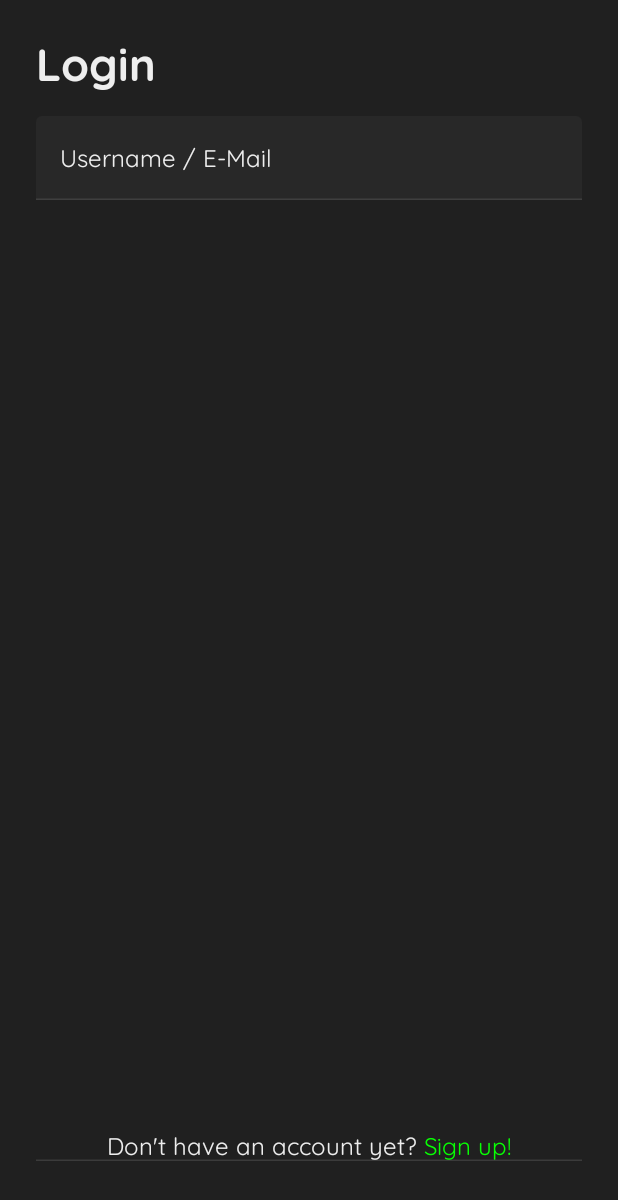
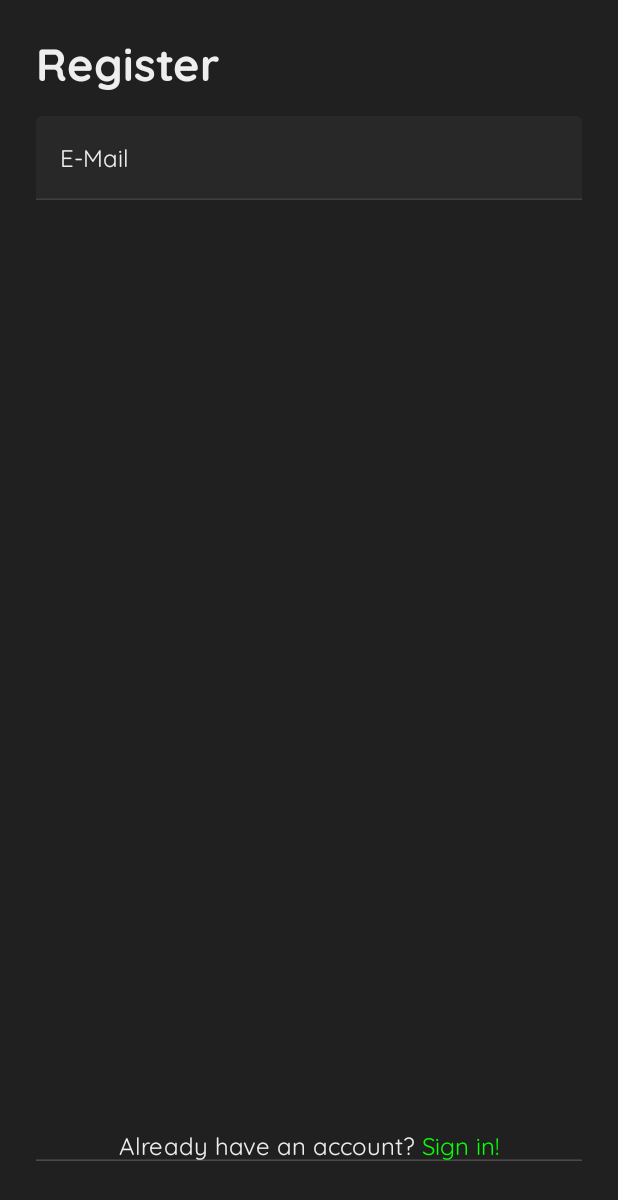
Before and after one commit to izowmart/Connect, an Android app built with Jetpack Compose: the screen it shows after launch (MainActivity), after a tap on an icon or button, on a phone screen of 412 x 824 dp. Shown: the top 1200 px of the screen. Run offline under Robolectric (Android 15) with nearby library versions, the phone set to English and light mode, and no system bars; our stand-ins replace Dagger/Hilt's generated code, Timber.

Commit message:
Implementing RegisterScreen.kt for the input fields

```diff
--- /dev/null
+++ b/app/src/main/java/com/example/connect/presentation/register/RegisterScreen.kt
@@ -0,0 +1,129 @@
+package com.example.connect.presentation.register
+
+import androidx.compose.foundation.clickable
+import androidx.compose.foundation.layout.*
+import androidx.compose.material.Button
+import androidx.compose.material.MaterialTheme
+import androidx.compose.material.Text
+import androidx.compose.runtime.Composable
+import androidx.compose.ui.Alignment
+import androidx.compose.ui.Modifier
+import androidx.compose.ui.res.stringResource
+import androidx.compose.ui.text.SpanStyle
+import androidx.compose.ui.text.buildAnnotatedString
+import androidx.compose.ui.text.input.KeyboardType
+import androidx.compose.ui.text.withStyle
+import androidx.compose.ui.unit.dp
+import androidx.hilt.navigation.compose.hiltViewModel
+import androidx.navigation.NavController
+import com.example.connect.R
+import com.example.connect.presentation.components.StandardTextField
+import com.example.connect.presentation.ui.theme.SpaceLarge
+import com.example.connect.presentation.ui.theme.SpaceMedium
+import com.example.connect.presentation.util.Screen
+
+@Composable
+fun RegisterScreen(
+    navController: NavController,
+    viewModel: RegisterViewModel = hiltViewModel()
+) {
+    Box(
+        modifier = Modifier
+            .fillMaxSize()
+            .padding(
+                start = SpaceLarge,
+                end = SpaceLarge,
+                top = SpaceLarge,
+                bottom = 50.dp
+            )
+    ) {
+        Column(
+            verticalArrangement = Arrangement.Center,
+            modifier = Modifier
+                .fillMaxSize()
+                .align(Alignment.Center)
+        ) {
+
+            Text(
+                text = stringResource(id = R.string.register),
+                color = MaterialTheme.colors.onBackground,
+                style = MaterialTheme.typography.h1
+            )
+            Spacer(modifier = Modifier.height(SpaceMedium))
+            StandardTextField(
+                text = viewModel.emailText.value,
+                onValueChange = {
+                    viewModel.setEmailText(it)
+                },
+                keyboardType = KeyboardType.Email,
+                error = viewModel.emailError.value,
+                hint = stringResource(id = R.string.email)
+            )
+            Spacer(modifier = Modifier.height(SpaceMedium))
+
+            StandardTextField(
+                text = viewModel.usernameText.value,
+                onValueChange = {
+                    viewModel.setUsernameText(it)
+                },
+                keyboardType = KeyboardType.Email,
+                error = viewModel.usernameError.value,
+                hint = stringResource(id = R.string.username)
+            )
+            Spacer(modifier = Modifier.height(SpaceMedium))
+            StandardTextField(
+                text = viewModel.passwordText.value,
+                onValueChange = {
+                    viewModel.setPasswordText(it)
+                },
+                hint = stringResource(id = R.string.password_hint),
+                keyboardType = KeyboardType.Password,
+                error = viewModel.passwordError.value,
+                isPasswordVisible = viewModel.showPassword.value,
+                onPasswordToggleClick = {
+                    viewModel.setShowPassword(it)
+                }
+            )
+            Spacer(modifier = Modifier.height(SpaceMedium))
+            Button(
+                onClick = {
+                    navController.navigate(
+                        Screen.MainFeedScreen.route
+                    )
+                },
+                modifier = Modifier
+                    .align(Alignment.End)
+            ) {
+                Text(
+                    text = stringResource(id = R.string.login),
+                    color = MaterialTheme.colors.onPrimary
+                )
+            }
+        }
+        Text(
+            text = buildAnnotatedString {
+                append(stringResource(id = R.string.already_have_an_account))
+                append(" ")
+                val signUpText = stringResource(id = R.string.sign_in)
+                withStyle(
+                    style = SpanStyle(
+                        color = MaterialTheme.colors.primary
+                    )
+                ) {
+                    append(signUpText)
+                }
+            },
+            style = MaterialTheme.typography.body1,
+            modifier = Modifier
+                .align(Alignment.BottomCenter)
+                .clickable {
+                    navController.navigate(
+                        Screen.RegisterScreen.route
+                    )
+                }
+        )
+
+    }
+
+
+}
--- /dev/null
+++ b/app/src/main/java/com/example/connect/presentation/register/RegisterViewModel.kt
@@ -0,0 +1,60 @@
+package com.example.connect.presentation.register
+
+import androidx.compose.runtime.State
+import androidx.compose.runtime.mutableStateOf
+import androidx.lifecycle.ViewModel
+import dagger.hilt.android.lifecycle.HiltViewModel
+import javax.inject.Inject
+
+@HiltViewModel
+class RegisterViewModel @Inject constructor(): ViewModel() {
+
+    private val _usernameText = mutableStateOf("")
+    val usernameText: State<String> = _usernameText
+
+    private val _emailText = mutableStateOf("")
+    val emailText: State<String> = _emailText
+
+    private val _passwordText = mutableStateOf("")
+    val passwordText: State<String> = _passwordText
+
+    private val _showPassword = mutableStateOf(false)
+    val showPassword: State<Boolean> = _showPassword
+
+    private val _usernameError = mutableStateOf("")
+    val usernameError: State<String> = _usernameError
+
+    private val _emailError = mutableStateOf("")
+    val emailError: State<String> = _emailError
+
+    private val _passwordError = mutableStateOf("")
+    val passwordError: State<String> = _passwordError
+
+    fun setUsernameText(username: String) {
+        _usernameText.value = username
+    }
+
+    fun setEmailText(email: String) {
+        _emailText.value = email
+    }
+
+    fun setPasswordText(password: String) {
+        _passwordText.value = password
+    }
+
+    fun setIsUsernameError(error: String) {
+        _usernameError.value = error
+    }
+
+    fun setIsEmailError(error: String) {
+        _emailError.value = error
+    }
+
+    fun setIsPasswordError(error: String) {
+        _passwordError.value = error
+    }
+
+    fun setShowPassword(showPassword: Boolean) {
+        _showPassword.value = showPassword
+    }
+}
--- a/app/src/main/java/com/example/connect/presentation/util/Navigation.kt
+++ b/app/src/main/java/com/example/connect/presentation/util/Navigation.kt
@@ -9,6 +9,7 @@ import androidx.navigation.Navigation
 import androidx.navigation.compose.NavHost
 import androidx.navigation.compose.composable
 import com.example.connect.presentation.login.LoginScreen
+import com.example.connect.presentation.register.RegisterScreen
 import com.example.connect.presentation.splash.SplashScreen
 
 @Composable
@@ -24,9 +25,9 @@ fun Navigation(navController : NavHostController) {
         composable(Screen.LoginScreen.route) {
             LoginScreen(navController = navController)
         }
-//        composable(Screen.RegisterScreen.route) {
-//            RegisterScreen(navController = navController)
-//        }
+        composable(Screen.RegisterScreen.route) {
+            RegisterScreen(navController = navController)
+        }
 //        composable(Screen.MainFeedScreen.route) {
 //            MainFeedScreen(navController = navController)
 //        }
```
